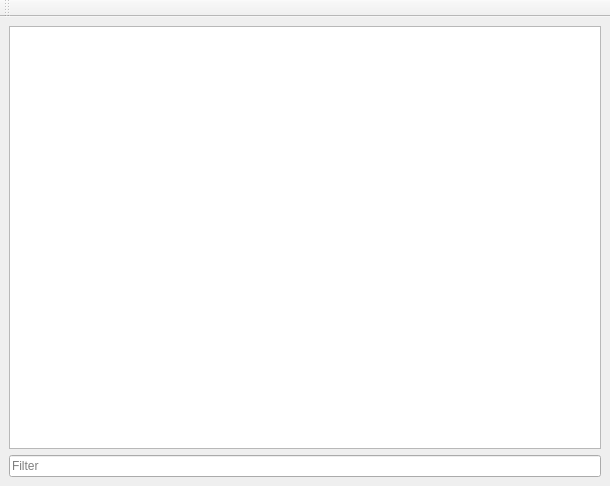
Old version of the form mainwindow.ui in the repository l4gfcm/HRAssistantTool.
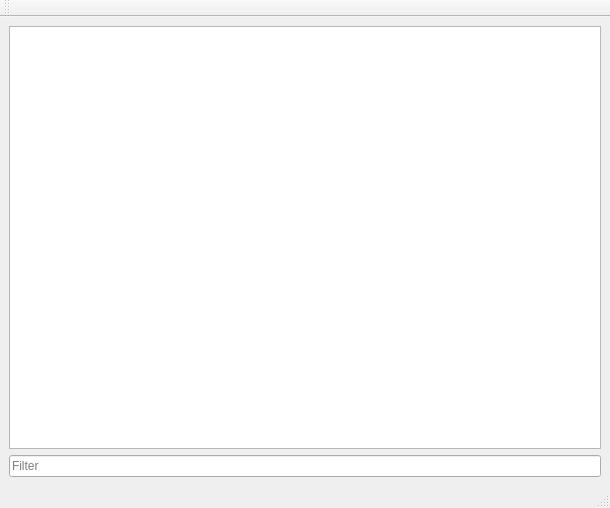
New version of the form.

Diff of the .ui file:
```diff
--- a/mainwindow.ui
+++ b/mainwindow.ui
@@ -81,6 +81,7 @@
     <bool>false</bool>
    </attribute>
   </widget>
+  <widget class="QStatusBar" name="statusBar"/>
  </widget>
  <resources/>
  <connections/>
```
